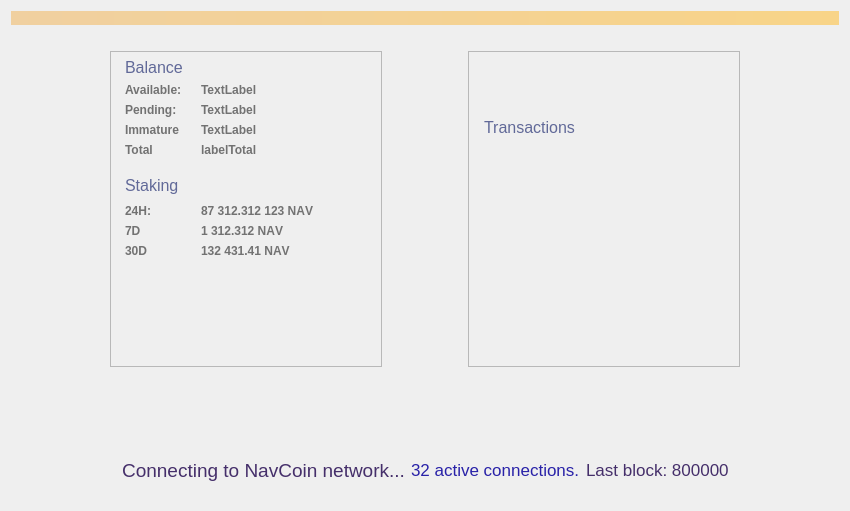
The window that src/qt/forms/overviewpage.ui (navcoin/navcoin-core) describes before a commit, drawn with Qt 5.
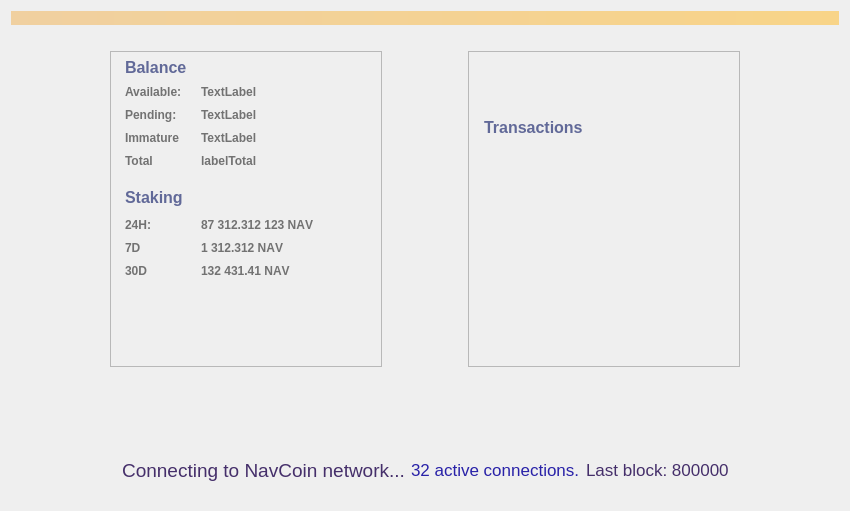
The same window after the commit. Custom widgets are drawn as their Qt base class.

Commit message: compat-gui: modified gui elements for windows compatibility

Patch:
```diff
--- a/src/qt/forms/overviewpage.ui
+++ b/src/qt/forms/overviewpage.ui
@@ -116,7 +116,7 @@
             <x>-1</x>
             <y>-1</y>
             <width>282</width>
-            <height>352</height>
+            <height>436</height>
            </rect>
           </property>
           <layout class="QVBoxLayout" name="verticalLayout_2">
@@ -151,6 +151,8 @@
                <property name="font">
                 <font>
                  <pointsize>-1</pointsize>
+                 <weight>75</weight>
+                 <bold>true</bold>
                 </font>
                </property>
                <property name="styleSheet">
@@ -238,7 +240,13 @@
                  <property name="minimumSize">
                   <size>
                    <width>70</width>
-                   <height>0</height>
+                   <height>17</height>
+                  </size>
+                 </property>
+                 <property name="maximumSize">
+                  <size>
+                   <width>70</width>
+                   <height>17</height>
                   </size>
                  </property>
                  <property name="font">
@@ -282,7 +290,13 @@
                  <property name="minimumSize">
                   <size>
                    <width>70</width>
-                   <height>0</height>
+                   <height>17</height>
+                  </size>
+                 </property>
+                 <property name="maximumSize">
+                  <size>
+                   <width>70</width>
+                   <height>17</height>
                   </size>
                  </property>
                  <property name="font">
@@ -326,7 +340,13 @@
                  <property name="minimumSize">
                   <size>
                    <width>70</width>
-                   <height>0</height>
+                   <height>17</height>
+                  </size>
+                 </property>
+                 <property name="maximumSize">
+                  <size>
+                   <width>70</width>
+                   <height>17</height>
                   </size>
                  </property>
                  <property name="font">
@@ -370,7 +390,13 @@
                  <property name="minimumSize">
                   <size>
                    <width>70</width>
-                   <height>0</height>
+                   <height>17</height>
+                  </size>
+                 </property>
+                 <property name="maximumSize">
+                  <size>
+                   <width>70</width>
+                   <height>17</height>
                   </size>
                  </property>
                  <property name="font">
@@ -446,6 +472,8 @@
                <property name="font">
                 <font>
                  <pointsize>-1</pointsize>
+                 <weight>75</weight>
+                 <bold>true</bold>
                 </font>
                </property>
                <property name="styleSheet">
@@ -552,7 +580,13 @@
                  <property name="minimumSize">
                   <size>
                    <width>70</width>
-                   <height>0</height>
+                   <height>17</height>
+                  </size>
+                 </property>
+                 <property name="maximumSize">
+                  <size>
+                   <width>70</width>
+                   <height>17</height>
                   </size>
                  </property>
                  <property name="font">
@@ -597,7 +631,13 @@
                  <property name="minimumSize">
                   <size>
                    <width>70</width>
-                   <height>0</height>
+                   <height>17</height>
+                  </size>
+                 </property>
+                 <property name="maximumSize">
+                  <size>
+                   <width>70</width>
+                   <height>17</height>
                   </size>
                  </property>
                  <property name="font">
@@ -643,7 +683,13 @@
                  <property name="minimumSize">
                   <size>
                    <width>70</width>
-                   <height>0</height>
+                   <height>17</height>
+                  </size>
+                 </property>
+                 <property name="maximumSize">
+                  <size>
+                   <width>70</width>
+                   <height>17</height>
                   </size>
                  </property>
                  <property name="font">
@@ -827,6 +873,8 @@
                <property name="font">
                 <font>
                  <pointsize>-1</pointsize>
+                 <weight>75</weight>
+                 <bold>true</bold>
                 </font>
                </property>
                <property name="styleSheet">
```
Left out of the diff: 2 changed lines with no effect on the pictures. The commit also changes 1 other file.
